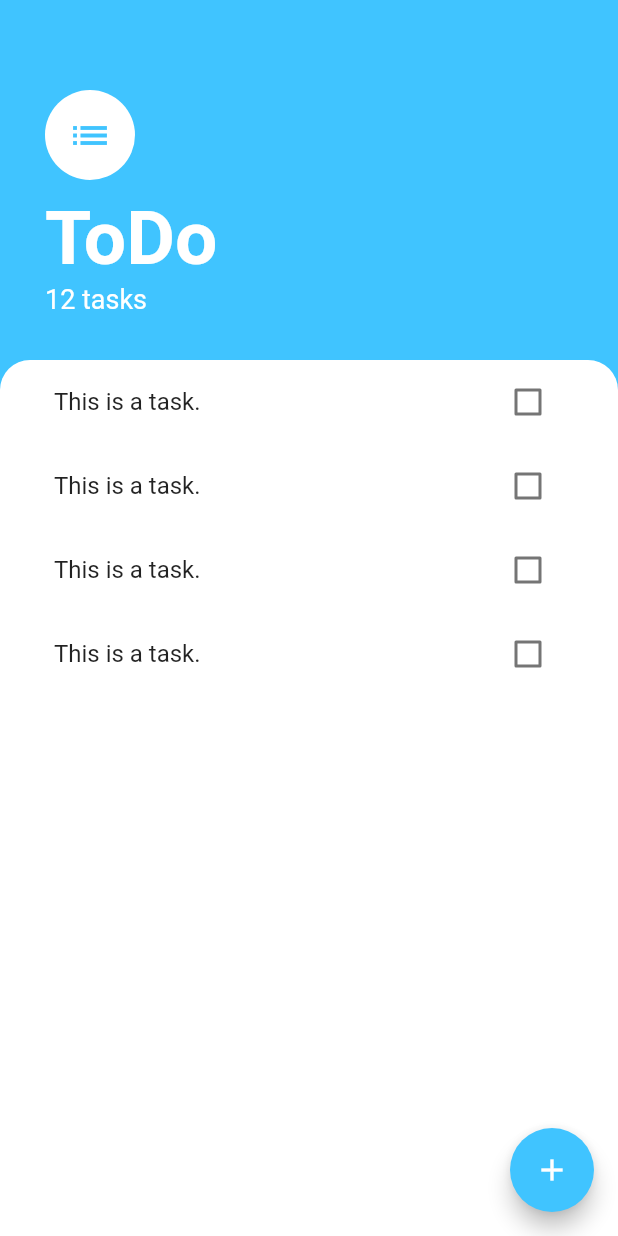
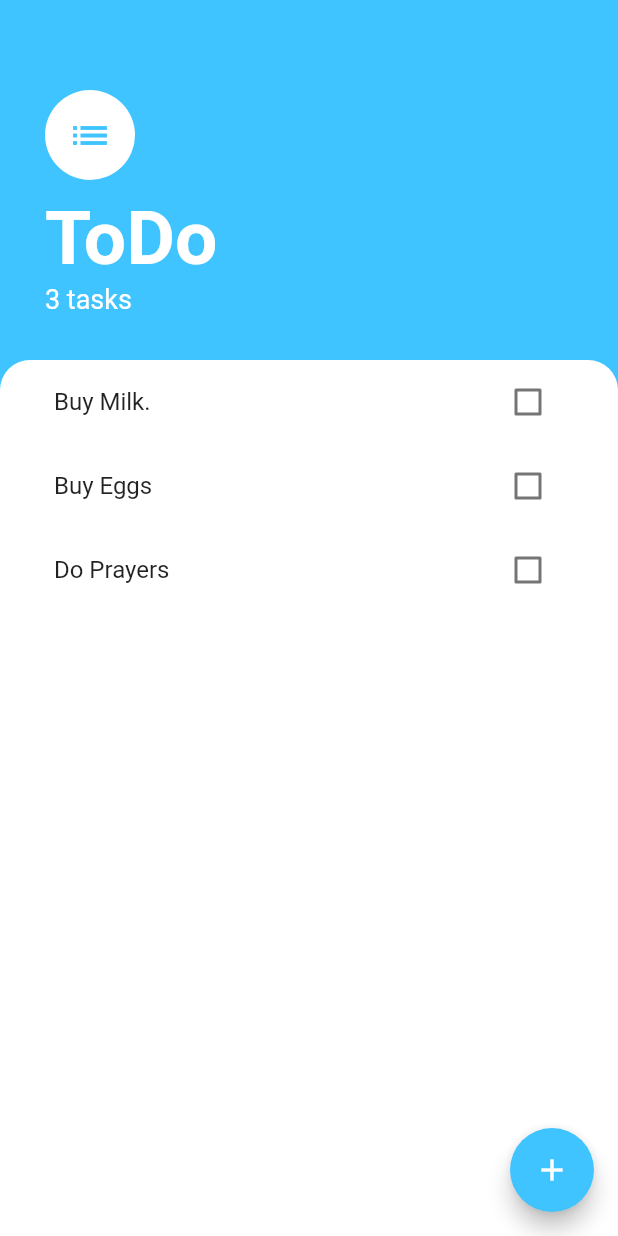
Before and after one commit to pasha13d/TODO-List, a Flutter app: the TasksScreen screen opened directly, on a phone screen of 412 x 824 dp. Run offline on Flutter 3.47's test engine with Material 2 defaults, Android fonts, the phone set to English and light mode, and no system bars.

Commit message:
state management using provider

```diff
--- /dev/null
+++ b/lib/models/tasks.dart
@@ -0,0 +1,9 @@
+class Tasks {
+  final String name;
+  bool isDone;
+  Tasks({required this.name, this.isDone = false});
+
+  void toggleDone() {
+    isDone = !isDone;
+  }
+}
--- a/lib/screens/tasks_screen.dart
+++ b/lib/screens/tasks_screen.dart
@@ -1,14 +1,32 @@
 import 'package:flutter/material.dart';
+import 'package:todo_list/models/tasks.dart';
 import 'package:todo_list/widgets/tasks_list.dart';
 
 import 'add_tasks_screen.dart';
 
-class TasksScreen extends StatelessWidget {
+class TasksScreen extends StatefulWidget {
+
+  @override
+  State<TasksScreen> createState() => _TasksScreenState();
+}
+
+class _TasksScreenState extends State<TasksScreen> {
+  List<Tasks> tasks = [
+    Tasks(name: 'Buy Milk.'),
+    Tasks(name: 'Buy Eggs'),
+    Tasks(name: 'Do Prayers'),
+  ];
+
   Widget buildBottomSheet(BuildContext context) {
     return SingleChildScrollView(
         child: Container(
           padding: EdgeInsets.only(bottom: MediaQuery.of(context).viewInsets.bottom),
-            child: AddTasksScreen(),
+            child: AddTasksScreen((newTasksTitle){
+              setState(() {
+                tasks.add(Tasks(name: newTasksTitle));
+              });
+              Navigator.pop(context);
+            }),
         ),
     );
   }
@@ -65,7 +83,7 @@ class TasksScreen extends StatelessWidget {
                   ),
                 ),
                 Text(
-                  '12 tasks',
+                  '${tasks.length} tasks',
                   style: TextStyle(
                     color: Colors.white,
                     fontSize: 18.0,
@@ -85,7 +103,7 @@ class TasksScreen extends StatelessWidget {
                   topRight: Radius.circular(20.0),
                 ),
               ),
-              child: TasksList(),
+              child: TasksList(tasks),
             ),
           ),
         ],
--- a/lib/widgets/tasks_list.dart
+++ b/lib/widgets/tasks_list.dart
@@ -1,17 +1,32 @@
 import 'package:flutter/material.dart';
+import 'package:todo_list/models/tasks.dart';
 import 'package:todo_list/widgets/tasks_title.dart';
 
-class TasksList extends StatelessWidget {
+class TasksList extends StatefulWidget {
+  final List<Tasks> tasks;
+  TasksList(this.tasks);
+
+
+  @override
+  State<TasksList> createState() => _TasksListState();
+}
+
+class _TasksListState extends State<TasksList> {
 
   @override
   Widget build(BuildContext context) {
-    return ListView(
-      children: <Widget>[
-        TasksTitle(),
-        TasksTitle(),
-        TasksTitle(),
-        TasksTitle(),
-      ],
+    return ListView.builder(itemBuilder: (context, index){
+      return TasksTitle(
+          isChecked: widget.tasks[index].isDone,
+          tasksTitle: widget.tasks[index].name,
+          checkboxCallback: (checkboxState) {
+            setState(() {
+              widget.tasks[index].toggleDone();
+            });
+          }
+      );
+    },
+      itemCount: widget.tasks.length,
     );
   }
 }
--- a/lib/widgets/tasks_title.dart
+++ b/lib/widgets/tasks_title.dart
@@ -1,48 +1,40 @@
 import 'package:flutter/material.dart';
 
-class TasksTitle extends StatefulWidget {
+class TasksTitle extends StatelessWidget {
+  TasksTitle({required this.isChecked, required this.tasksTitle, required this.checkboxCallback});
 
-  @override
-  State<TasksTitle> createState() => _TasksTitleState();
-}
+  final bool isChecked;
+  final String tasksTitle;
+  final ValueChanged<bool?> checkboxCallback;
 
-class _TasksTitleState extends State<TasksTitle> {
-  bool isChecked = false;
   // Callback function
-  void checkboxCallback(bool? checkboxState) {
-    if(checkboxState != null){
-      setState(() {
-        isChecked = checkboxState;
-      });
-    }
-  }
+  // void checkboxCallback(bool? checkboxState) {
+  //   if (checkboxState != null) {
+  //
+  //   }
+  // }
+
+  //
+  // setState(() {
+  // isChecked = checkboxState;
+  // });
 
   @override
   Widget build(BuildContext context) {
     return ListTile(
       title: Text(
-          'This is a task.',
+        tasksTitle,
         style: TextStyle(
           decoration: isChecked ? TextDecoration.lineThrough : null,
         ),
       ),
-      trailing: TasksCheckbox(checkboxState: isChecked, toggleCheckboxState: checkboxCallback),
+      trailing: Checkbox(
+        activeColor: Colors.lightBlueAccent,
+        value: isChecked,
+        onChanged: checkboxCallback,
+        // onChanged: toggleCheckboxState,
+        // StatelessWidget we can't setState((){}); we can do it by using Callback
+      ),
     );
   }
 }
-
-class TasksCheckbox extends StatelessWidget {
-  final bool checkboxState;
-  final ValueChanged<bool?> toggleCheckboxState;
-  TasksCheckbox({required this.checkboxState, required this.toggleCheckboxState});
-
-  @override
-  Widget build(BuildContext context) {
-    return Checkbox(
-      activeColor: Colors.lightBlueAccent,
-      value: checkboxState,
-      onChanged: toggleCheckboxState,
-        // StatelessWidget we can't setState((){}); we can do it by using Callback
-    );
-  }
-}
--- a/pubspec.yaml
+++ b/pubspec.yaml
@@ -29,6 +29,7 @@ environment:
 dependencies:
   flutter:
     sdk: flutter
+  provider: ^6.0.0
 
 
   # The following adds the Cupertino Icons font to your application.
```
Also changed, not shown: lib/main.dart (+44 -5 lines), lib/screens/add_tasks_screen.dart (+7 -2 lines), pubspec.lock.
